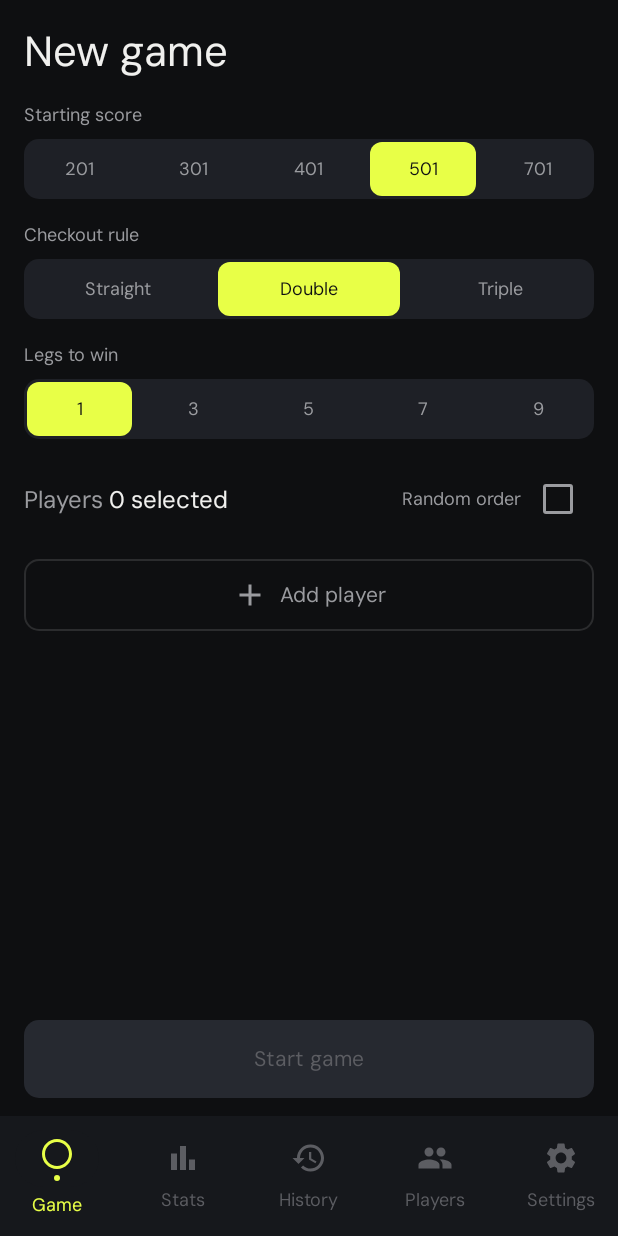
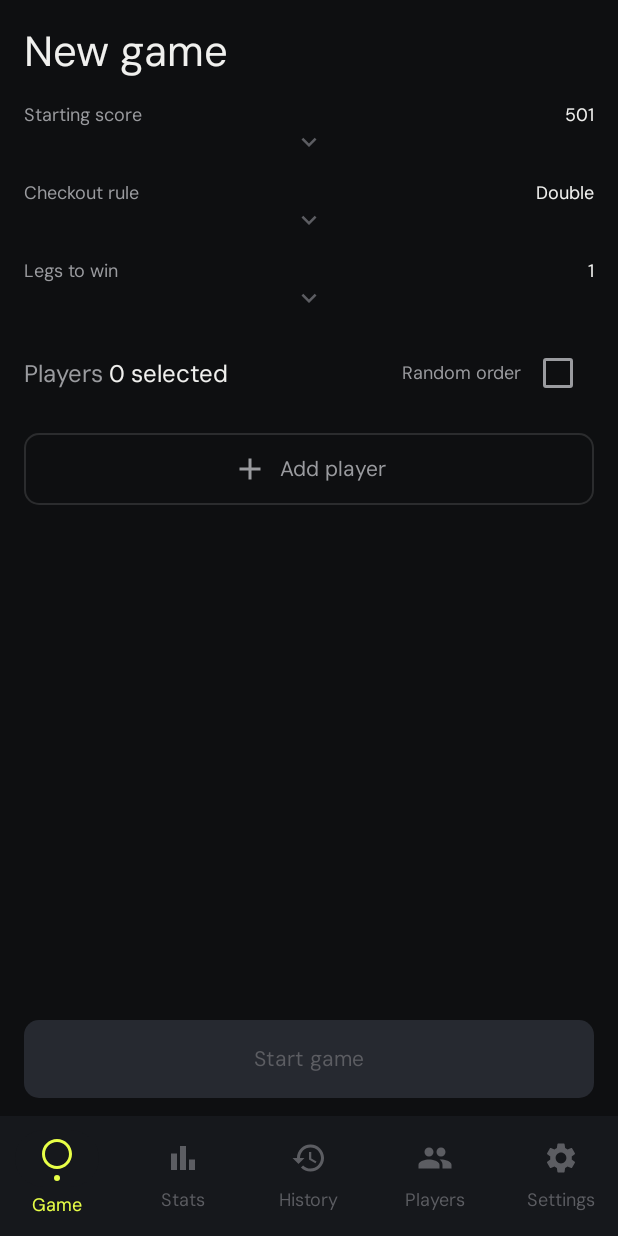
Before and after one commit to Chrausen/androiddartapp, an Android app built with Jetpack Compose: the screen it shows after launch (MainActivity), on a phone screen of 412 x 824 dp. Run offline under Robolectric (Android 15) with nearby library versions, the phone set to English and light mode, and no system bars; our stand-ins replace Dagger/Hilt's generated code, Room's generated code.

Commit message:
Collapse game settings on start screen by default
Each setting (Starting score, Checkout rule, Legs to win) now shows only
the current value with a chevron arrow. Tapping expands it to reveal all
options via the segmented row, and tapping again collapses it.

https://claude.ai/code/session_01KdXF6Ycihyn8cZqarj8ciM

```diff
--- a/app/src/main/java/com/clubdarts/ui/game/GameSetupScreen.kt
+++ b/app/src/main/java/com/clubdarts/ui/game/GameSetupScreen.kt
@@ -48,6 +48,9 @@ fun GameSetupScreen(
     }
     var selectedPlayers by remember { mutableStateOf<List<Player>>(emptyList()) }
     var showPlayerPicker by remember { mutableStateOf(false) }
+    var startScoreExpanded by remember { mutableStateOf(false) }
+    var checkoutRuleExpanded by remember { mutableStateOf(false) }
+    var legsToWinExpanded by remember { mutableStateOf(false) }
 
     // Load recent players into picker
     val recentPlayers = remember(uiState.setupDefaults.recentPlayerIds, playersState.players) {
@@ -78,34 +81,43 @@ fun GameSetupScreen(
 
             // Starting score
             item {
-                SectionLabel("Starting score")
-                SegmentedRow(
+                CollapsibleSetting(
+                    label = "Starting score",
+                    currentValueLabel = startScore.toString(),
+                    expanded = startScoreExpanded,
+                    onToggle = { startScoreExpanded = !startScoreExpanded },
                     options = listOf(201, 301, 401, 501, 701),
                     selected = startScore,
                     onSelect = { startScore = it },
-                    label = { it.toString() }
+                    optionLabel = { it.toString() }
                 )
             }
 
             // Checkout rule
             item {
-                SectionLabel("Checkout rule")
-                SegmentedRow(
+                CollapsibleSetting(
+                    label = "Checkout rule",
+                    currentValueLabel = checkoutRule.name.lowercase().replaceFirstChar { c -> c.uppercaseChar() },
+                    expanded = checkoutRuleExpanded,
+                    onToggle = { checkoutRuleExpanded = !checkoutRuleExpanded },
                     options = CheckoutRule.values().toList(),
                     selected = checkoutRule,
                     onSelect = { checkoutRule = it },
-                    label = { it.name.lowercase().replaceFirstChar { c -> c.uppercaseChar() } }
+                    optionLabel = { it.name.lowercase().replaceFirstChar { c -> c.uppercaseChar() } }
                 )
             }
 
             // Legs
             item {
-                SectionLabel("Legs to win")
-                SegmentedRow(
+                CollapsibleSetting(
+                    label = "Legs to win",
+                    currentValueLabel = legsToWin.toString(),
+                    expanded = legsToWinExpanded,
+                    onToggle = { legsToWinExpanded = !legsToWinExpanded },
                     options = listOf(1, 3, 5, 7, 9),
                     selected = legsToWin,
                     onSelect = { legsToWin = it },
-                    label = { it.toString() }
+                    optionLabel = { it.toString() }
                 )
             }
 
@@ -217,6 +229,62 @@ fun GameSetupScreen(
 }
 
 @Composable
+private fun <T> CollapsibleSetting(
+    label: String,
+    currentValueLabel: String,
+    expanded: Boolean,
+    onToggle: () -> Unit,
+    options: List<T>,
+    selected: T,
+    onSelect: (T) -> Unit,
+    optionLabel: (T) -> String
+) {
+    Column(
+        modifier = Modifier
+            .fillMaxWidth()
+            .clickable { onToggle() }
+    ) {
+        Row(
+            modifier = Modifier.fillMaxWidth(),
+            horizontalArrangement = Arrangement.SpaceBetween,
+            verticalAlignment = Alignment.CenterVertically
+        ) {
+            Text(
+                text = label,
+                style = MaterialTheme.typography.labelMedium,
+                color = TextSecondary
+            )
+            Text(
+                text = currentValueLabel,
+                style = MaterialTheme.typography.labelMedium,
+                fontWeight = FontWeight.Bold,
+                color = TextPrimary
+            )
+        }
+        if (expanded) {
+            Spacer(modifier = Modifier.height(8.dp))
+            SegmentedRow(
+                options = options,
+                selected = selected,
+                onSelect = onSelect,
+                label = optionLabel
+            )
+        }
+        Box(
+            modifier = Modifier.fillMaxWidth(),
+            contentAlignment = Alignment.Center
+        ) {
+            Icon(
+                imageVector = if (expanded) Icons.Default.KeyboardArrowUp else Icons.Default.KeyboardArrowDown,
+                contentDescription = if (expanded) "Collapse" else "Expand",
+                tint = TextTertiary,
+                modifier = Modifier.size(20.dp)
+            )
+        }
+    }
+}
+
+@Composable
 private fun SectionLabel(text: String) {
     Text(
         text = text,
```
